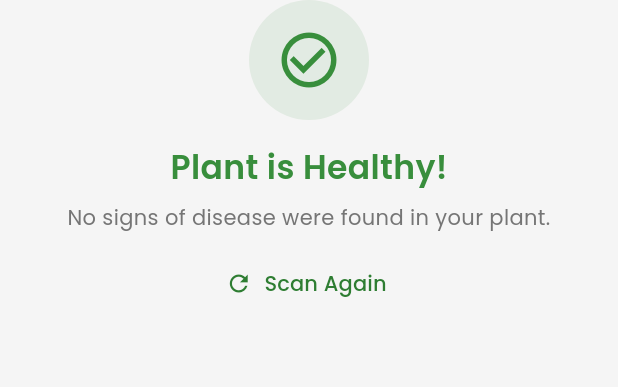
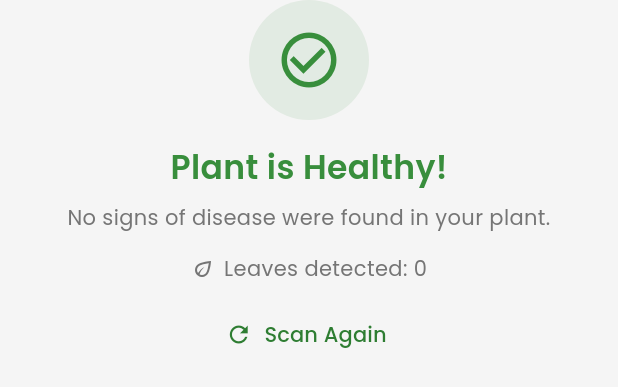
Before and after one commit to iYoussefAdly/plant_life, a Flutter app: the ScanResultCard widget shown alone on an empty page, opened directly with empty values, on a phone screen of 412 x 824 dp. Shown: the top 387 px of the screen. Run offline on Flutter 3.47's test engine with Material 3 defaults, Android fonts, the phone set to English and light mode, and no system bars; our stand-ins replace dio, firebase_core, firebase_messaging, fl_chart, flutter_bloc, flutter_local_notifications and 10 more; accounts and stored records are empty; network calls fail.

Commit message:
feat(scan): show leaf count on camera scan results
The AI model service (/analyze, used for camera captures) reports a
leaves_count. Surface it on the result screen under the diagnosis/
confidence area as a subtle "Leaves detected: N" line (EN/AR), styled to
match the existing card.

Carried as a nullable leavesCount on ScanResultEntity, populated only by
ScanModel.fromCameraJson; the line renders only when present, so gallery
scans and every other flow are unchanged.

Co-Authored-By: Claude Opus 4.8 <noreply@anthropic.com>

```diff
--- a/lib/features/scan/data/models/scan_model.dart
+++ b/lib/features/scan/data/models/scan_model.dart
@@ -8,6 +8,7 @@ class ScanModel extends ScanResultEntity {
     required super.status,
     required super.diseases,
     required super.scannedAt,
+    super.leavesCount,
   });
 
   factory ScanModel.fromJson(Map<String, dynamic> json) {
@@ -64,6 +65,7 @@ class ScanModel extends ScanResultEntity {
               ),
             ],
       scannedAt: DateTime.now(),
+      leavesCount: (json['leaves_count'] as num?)?.toInt(),
     );
   }
 
--- a/lib/features/scan/domain/entities/scan_result_entity.dart
+++ b/lib/features/scan/domain/entities/scan_result_entity.dart
@@ -11,11 +11,16 @@ class ScanResultEntity {
   final List<DiseaseEntity> diseases;
   final DateTime scannedAt;
 
+  /// Number of leaves the AI model detected. Only populated for camera scans
+  /// (the `/analyze` service reports it); null for gallery and all other flows.
+  final int? leavesCount;
+
   const ScanResultEntity({
     required this.id,
     required this.imagePath,
     required this.status,
     required this.diseases,
     required this.scannedAt,
+    this.leavesCount,
   });
 }
--- a/lib/features/scan/presentation/widgets/scan_result_card.dart
+++ b/lib/features/scan/presentation/widgets/scan_result_card.dart
@@ -71,6 +71,25 @@ class ScanResultCard extends StatelessWidget {
               ),
             ),
           ],
+        ],
+        // Only camera scans (the /analyze service) report a leaf count.
+        if (result.leavesCount != null) ...[
+          const SizedBox(height: 14),
+          Row(
+            mainAxisSize: MainAxisSize.min,
+            mainAxisAlignment: MainAxisAlignment.center,
+            children: [
+              const Icon(Icons.eco_outlined,
+                  size: 16, color: AppColors.textSecondary),
+              const SizedBox(width: 6),
+              Text(
+                context.l10n.leavesDetected(result.leavesCount!),
+                style: AppTextStyles.bodyMedium.copyWith(
+                  color: AppColors.textSecondary,
+                ),
+              ),
+            ],
+          ),
         ],
         const SizedBox(height: 10),
         SizedBox(
--- a/lib/l10n/app_ar.arb
+++ b/lib/l10n/app_ar.arb
@@ -131,6 +131,7 @@
   "viewScanHistory": "عرض سجل الفحوصات",
   "diseasesFound": "{count, plural, =1{تم العثور على مرض واحد} =2{تم العثور على مرضين} few{تم العثور على {count} أمراض} other{تم العثور على {count} مرضًا}}",
   "confidencePct": "دقة {pct}٪",
+  "leavesDetected": "عدد الأوراق المكتشفة: {count}",
   "noScansYet": "لا توجد فحوصات بعد",
   "healthy": "سليم",
   "diseaseDetected": "تم اكتشاف مرض",
--- a/lib/l10n/app_en.arb
+++ b/lib/l10n/app_en.arb
@@ -141,6 +141,8 @@
   "@diseasesFound": { "placeholders": { "count": { "type": "int" } } },
   "confidencePct": "{pct}% conf.",
   "@confidencePct": { "placeholders": { "pct": { "type": "String" } } },
+  "leavesDetected": "Leaves detected: {count}",
+  "@leavesDetected": { "placeholders": { "count": { "type": "int" } } },
   "noScansYet": "No scans yet",
   "healthy": "Healthy",
   "diseaseDetected": "Disease Detected",
```
Also changed, not shown: lib/l10n/generated/app_localizations.dart, lib/l10n/generated/app_localizations_ar.dart, lib/l10n/generated/app_localizations_en.dart.
